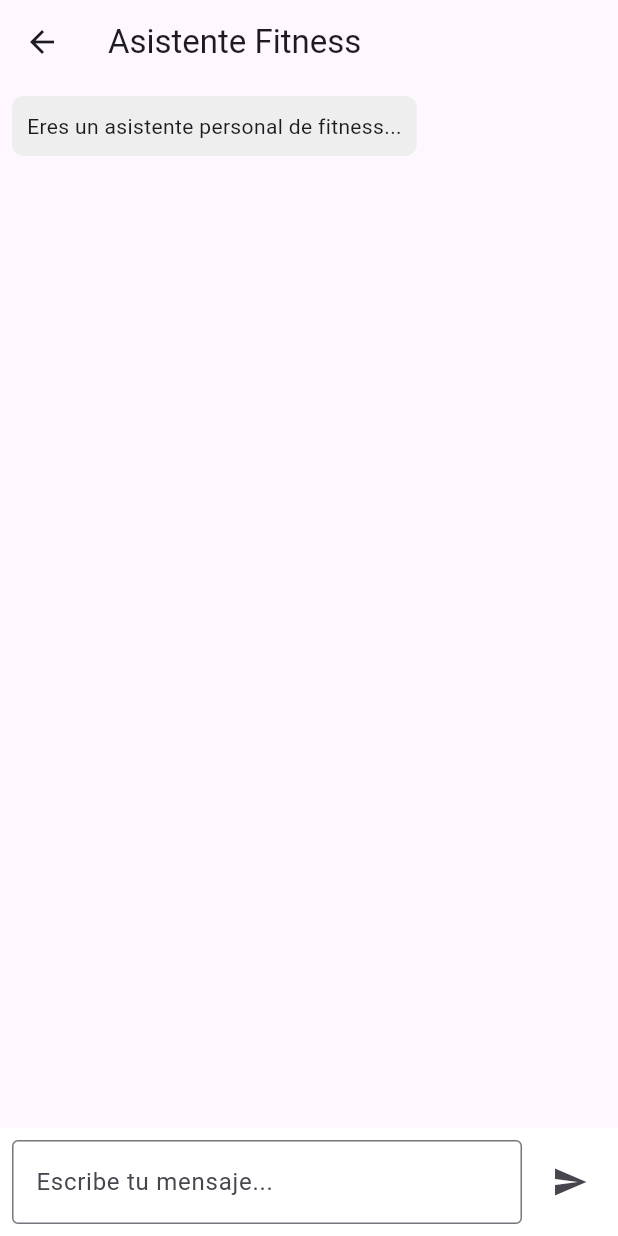
After one commit to AmeriK88/Health-app, a Flutter app: the ChatScreen screen opened directly, on a phone screen of 412 x 824 dp. The commit adds this screen. Run offline on Flutter 3.47's test engine with Material 3 defaults, Android fonts, the phone set to English and light mode, and no system bars; our stand-ins replace flutter_dotenv, image_picker.

```diff
--- /dev/null
+++ b/frontend/lib/providers/chat_notifier.dart
@@ -0,0 +1,41 @@
+// lib/providers/chat_notifier.dart
+import 'package:flutter/material.dart';
+import '../services/chatgpt_service.dart';
+
+class ChatNotifier extends ChangeNotifier {
+  final ChatGPTService _chatService;
+  ChatNotifier(this._chatService);
+
+  bool isLoading = false;
+  String errorMessage = '';
+
+  // Estructura local de los mensajes
+  List<Map<String, String>> messages = [
+    {
+      "role": "system",
+      "content": "Eres un asistente personal de fitness..."
+    }
+  ];
+
+  Future<void> sendUserMessage(String userMessage) async {
+    // 1) Añadimos el mensaje del usuario a la lista
+    messages.add({"role": "user", "content": userMessage});
+    notifyListeners();
+
+    // 2) Llamar a ChatGPT
+    isLoading = true;
+    notifyListeners();
+
+    try {
+      final response = await _chatService.sendMessage(messages: messages);
+      // 3) Añadir la respuesta al final
+      messages.add({"role": "assistant", "content": response});
+      errorMessage = '';
+    } catch (e) {
+      errorMessage = 'Error: $e';
+    } finally {
+      isLoading = false;
+      notifyListeners();
+    }
+  }
+}
--- /dev/null
+++ b/frontend/lib/screens/chat_screen.dart
@@ -0,0 +1,99 @@
+import 'package:flutter/material.dart';
+import 'package:provider/provider.dart';
+import '../providers/chat_notifier.dart';
+
+class ChatScreen extends StatelessWidget {
+  const ChatScreen({super.key});
+
+  @override
+  Widget build(BuildContext context) {
+    final chatNotifier = context.watch<ChatNotifier>();
+
+    return Scaffold(
+      appBar: AppBar(
+        title: const Text('Asistente Fitness'),
+      ),
+      body: Column(
+        children: [
+          // Lista de mensajes
+          Expanded(
+            child: ListView.builder(
+              itemCount: chatNotifier.messages.length,
+              itemBuilder: (context, index) {
+                final msg = chatNotifier.messages[index];
+                // role => "user", "assistant", "system"
+                final isUser = msg["role"] == "user";
+                return Container(
+                  margin: const EdgeInsets.all(8),
+                  alignment: isUser ? Alignment.centerRight : Alignment.centerLeft,
+                  child: Container(
+                    padding: const EdgeInsets.all(10),
+                    decoration: BoxDecoration(
+                      color: isUser ? Colors.blue[100] : Colors.grey[200],
+                      borderRadius: BorderRadius.circular(8),
+                    ),
+                    child: Text(msg["content"] ?? ""),
+                  ),
+                );
+              },
+            ),
+          ),
+          if (chatNotifier.isLoading) const LinearProgressIndicator(),
+
+          // Caja de texto para introducir el mensaje
+          ChatInputField(),
+        ],
+      ),
+    );
+  }
+}
+
+// Un widget separado para la caja de texto y el botón enviar
+class ChatInputField extends StatefulWidget {
+  const ChatInputField({Key? key}) : super(key: key);
+
+  @override
+  State<ChatInputField> createState() => _ChatInputFieldState();
+}
+
+class _ChatInputFieldState extends State<ChatInputField> {
+  final TextEditingController _controller = TextEditingController();
+
+  void _sendMessage(BuildContext context) async {
+    final text = _controller.text.trim();
+    if (text.isNotEmpty) {
+      await context.read<ChatNotifier>().sendUserMessage(text);
+      _controller.clear();
+    }
+  }
+
+  @override
+  Widget build(BuildContext context) {
+    return SafeArea(
+      child: Container(
+        color: Colors.white,
+        padding: const EdgeInsets.all(8),
+        child: Row(
+          children: [
+            Expanded(
+              child: TextField(
+                controller: _controller,
+                minLines: 1,
+                maxLines: 4,
+                decoration: const InputDecoration(
+                  hintText: "Escribe tu mensaje...",
+                  border: OutlineInputBorder(),
+                ),
+              ),
+            ),
+            const SizedBox(width: 8),
+            IconButton(
+              icon: const Icon(Icons.send),
+              onPressed: () => _sendMessage(context),
+            ),
+          ],
+        ),
+      ),
+    );
+  }
+}
```
Also changed, not shown: frontend/lib/main.dart (+40 -10 lines), frontend/lib/providers/daily_status_notifier.dart (added, +70 -0 lines), frontend/lib/screens/daily_status_screen.dart (+24 -18 lines), frontend/lib/screens/home_screen.dart (+42 -21 lines), frontend/lib/screens/login_screen.dart (+12 -0 lines), frontend/lib/services/chatgpt_service.dart (added, +47 -0 lines), frontend/pubspec.yaml (+3 -8 lines), 4 other files.
